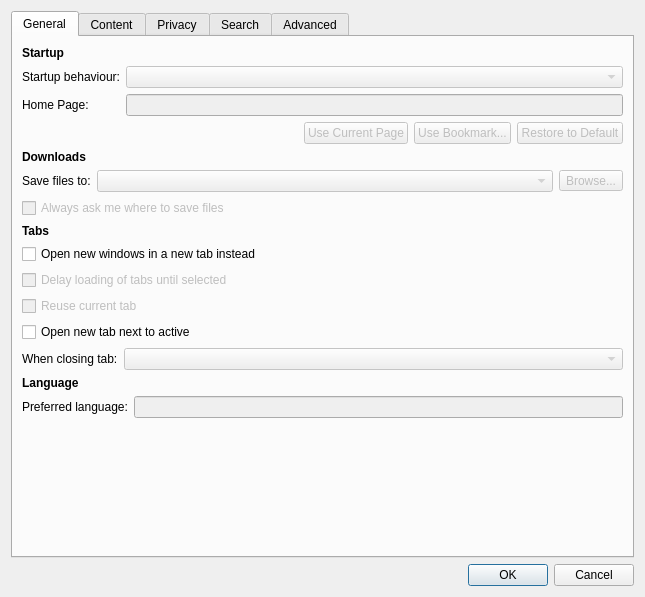
The window that src/ui/PreferencesDialog.ui (OtterBrowser/otter-browser) describes before a commit, drawn with Qt 5.
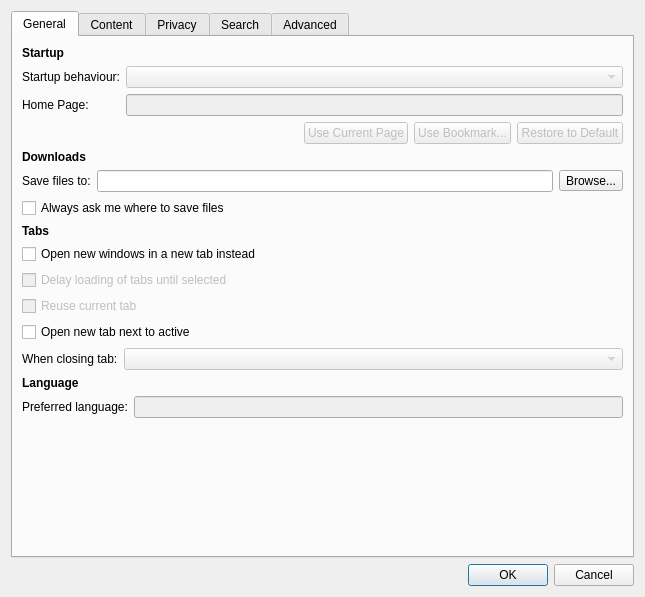
The same window after the commit.

Commit message: Finish downloads related options

```diff
--- a/src/ui/PreferencesDialog.ui
+++ b/src/ui/PreferencesDialog.ui
@@ -150,17 +150,10 @@
          <item row="0" column="1">
           <layout class="QHBoxLayout" name="browseDownloadsLayout">
            <item>
-            <widget class="QComboBox" name="downloadsComboBox">
-             <property name="enabled">
-              <bool>false</bool>
-             </property>
-            </widget>
+            <widget class="QLineEdit" name="downloadsLineEdit"/>
            </item>
            <item>
-            <widget class="QToolButton" name="browseDownloadsButton">
-             <property name="enabled">
-              <bool>false</bool>
-             </property>
+            <widget class="QToolButton" name="downloadsBrowseButton">
              <property name="text">
               <string>Browse...</string>
              </property>
@@ -172,9 +165,6 @@
        </item>
        <item>
         <widget class="QCheckBox" name="alwaysAskCheckBox">
-         <property name="enabled">
-          <bool>false</bool>
-         </property>
          <property name="text">
           <string>Always ask me where to save files</string>
          </property>
```
Left out of the diff: 2 changed lines with no effect on the pictures. The commit also changes 8 other files.
